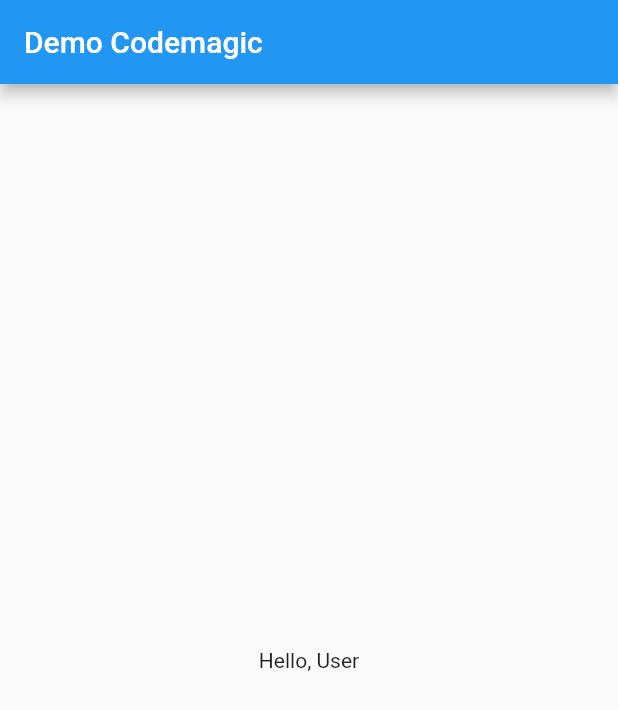
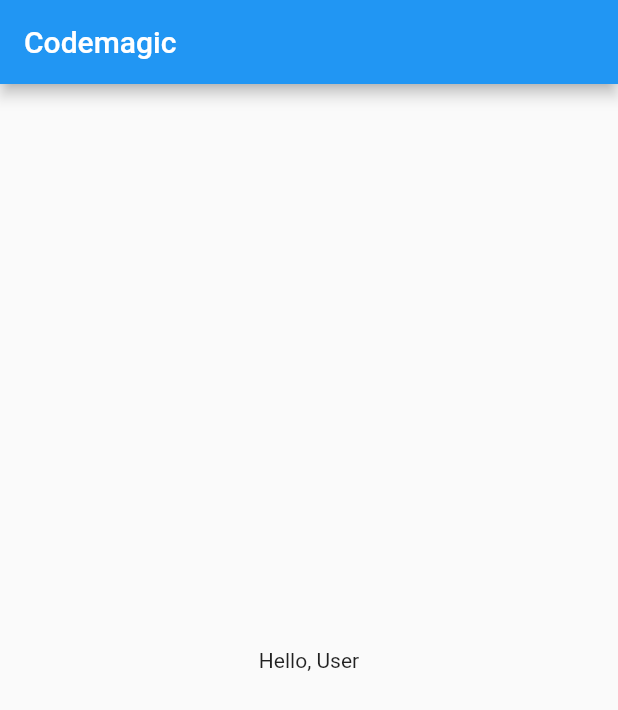
Before and after one commit to ramose/codemagic, a Flutter app: the screen it shows after launch, on a phone screen of 412 x 824 dp. Shown: the top 710 px of the screen. Run offline on Flutter 3.47's test engine with Material 2 defaults, Android fonts, the phone set to English and light mode, and no system bars.

Commit message:
Change title

```diff
--- a/lib/home.dart
+++ b/lib/home.dart
@@ -5,7 +5,7 @@ class HomePage extends StatelessWidget {
   Widget build(BuildContext context) {
     return Scaffold(
       appBar: AppBar(
-        title: Text('Demo Codemagic'),
+        title: Text('Codemagic'),
       ),
       body: Center(child: Text('Hello, User')),
     );
```
